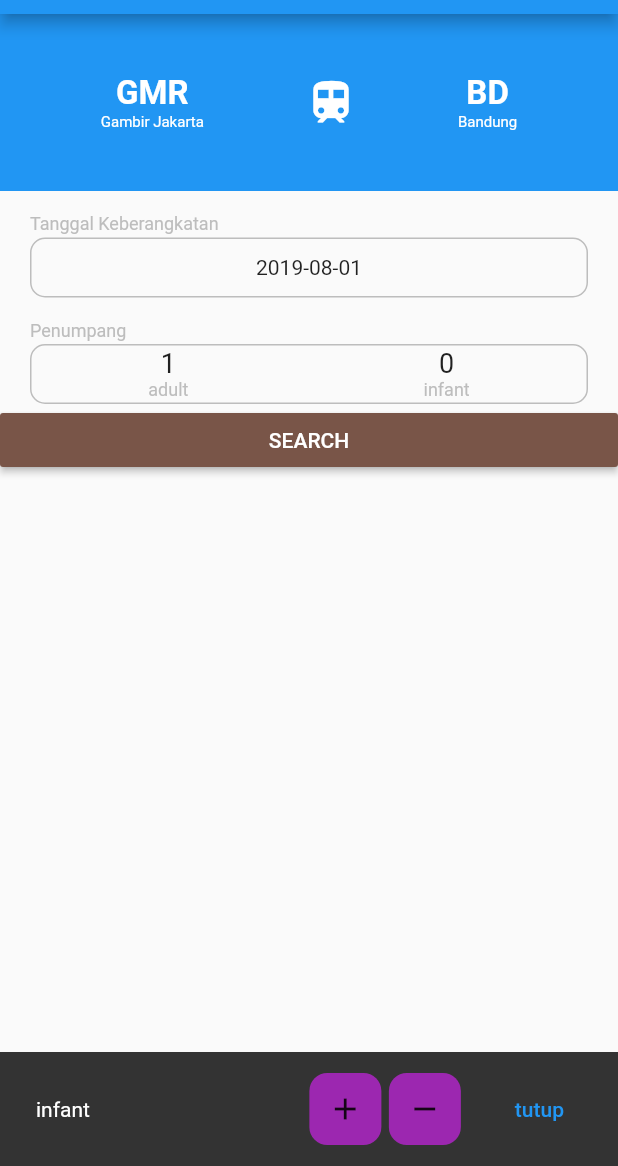
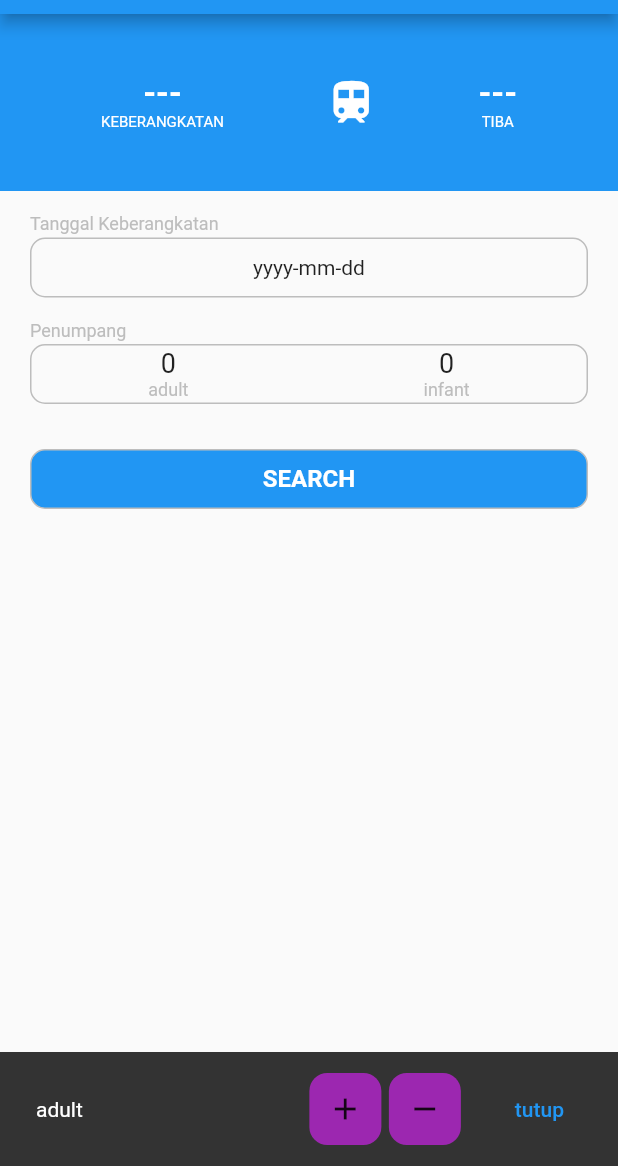
Before and after one commit to maulana20/flutter-train, a Flutter app: the TrainPage screen opened directly, after a tap on an icon or button, on a phone screen of 412 x 824 dp, the part 70-1236 px from its top. Run offline on Flutter 3.47's test engine with Material 2 defaults, Android fonts, the phone set to English and light mode, and no system bars; our stand-ins replace rxdart; accounts and stored records are empty.

```diff
--- a/lib/screen/train/bloc/search_bloc.dart
+++ b/lib/screen/train/bloc/search_bloc.dart
@@ -4,13 +4,16 @@ import 'package:rxdart/rxdart.dart';
 import 'package:intl/intl.dart';
 import 'package:meta/meta.dart';
 
+import '../../../model/station.dart';
+
 class SearchBloc {
-	final StreamController _searchSubject = StreamController<Search>();
+	final BehaviorSubject _searchSubject = BehaviorSubject<Search>(seedValue: Search());
 
-	Stream<Search> get searchStream => _searchSubject.stream;
+	Stream<Search> get searchStream => _searchSubject.controller.stream;
 
-	void updateWith({ String from_code }) {
-		_searchSubject.add(Search(from_code: from_code));
+	void updateWith({ Station departure, Station arrival, String date, int adult, int infant }) {
+		Search value = _searchSubject.value.copyWith(departure: departure, arrival: arrival, date: date, adult: adult, infant: infant);
+		_searchSubject.add(value);
 	}
 
 	void dispose() {
@@ -19,12 +22,20 @@ class SearchBloc {
 }
 
 class Search {
-	final String from_code;
+	final Station departure;
+	final Station arrival;
+	final String date;
+	final int adult;
+	final int infant;
 
-	Search({ this.from_code });
-	Search copyWith({ String from_code }) {
+	Search({ this.departure, this.arrival, this.date, this.adult, this.infant });
+	Search copyWith({ Station departure, Station arrival, String date, int adult, int infant }) {
 		return Search(
-			from_code: from_code ?? this.from_code,
+			departure: departure ?? this.departure,
+			arrival: arrival ?? this.arrival,
+			date: date ?? this.date,
+			adult: adult ?? this.adult,
+			infant: infant ?? this.infant,
 		);
 	}
 }
--- a/lib/screen/train/train_page.dart
+++ b/lib/screen/train/train_page.dart
@@ -40,17 +40,33 @@ class _TrainPageState extends State<TrainPage> {
 						children: [
 							Route(stationLookup: stationLookup, searchBloc: searchBloc),
 							SizedBox(height: 15.0),
-							BoxDecorationDate(),
+							BoxDecorationDate(searchBloc: searchBloc),
 							SizedBox(height: 15.0),
-							BoxDecorationPassenger(),
-							RaisedButton(
-								child: Text("SEARCH", style: TextStyle(color: Colors.white)),
-								color: Colors.brown,
-								onPressed: () => print(snapshot.data.from_code),
-							),
+							BoxDecorationPassenger(searchBloc: searchBloc),
+							SizedBox(height: 30.0),
+							BoxDecorationButton(snapshot.data),
 						],
 					);
 				},
+			),
+		);
+	}
+
+	Widget BoxDecorationButton(Search search) {
+		return InkWell(
+			onTap: () { print('${search.departure.station_code} ${search.arrival.station_code} ${search.date} ${search.adult} ${search.infant}'); },
+			child: Container(
+				padding: EdgeInsets.only(left: 20.0, right: 20.0),
+				child: Container(
+					alignment: Alignment.center,
+					constraints: BoxConstraints(minWidth: 400.0, minHeight: 40.0),
+					decoration: BoxDecoration(
+						color: Colors.blue[500],
+						border: Border.all(color: Colors.grey[400], width: 1.0),
+						borderRadius: BorderRadius.circular(10.0),
+					),
+					child: Text('SEARCH', style: TextStyle(fontWeight: FontWeight.bold, fontSize: 16.0, color: Colors.white)),
+				),
 			),
 		);
 	}
@@ -87,7 +103,7 @@ class _RouteState extends State<Route> {
 		setState(() => departure = station);
 
 		print(departure);
-		searchBloc.updateWith(from_code: station.station_code);
+		searchBloc.updateWith(departure: station);
 	}
 
 	void _selectArrival(BuildContext context) async {
@@ -95,7 +111,7 @@ class _RouteState extends State<Route> {
 		setState(() => arrival = station);
 
 		print(arrival);
-		searchBloc.updateWith(from_code: station.station_code);
+		searchBloc.updateWith(arrival: station);
 	}
 
 	@override
@@ -108,9 +124,9 @@ class _RouteState extends State<Route> {
 				mainAxisAlignment: MainAxisAlignment.spaceEvenly,
 				// crossAxisAlignment: CrossAxisAlignment.center,
 				children: [
-					StationWidget(code: 'GMR', name: 'Gambir Jakarta', onPressed: () => _selectDepart(context), station: departure),
+					StationWidget(title: 'KEBERANGKATAN', station: departure, onPressed: () => _selectDepart(context)),
 					Icon(Icons.train, color: Colors.white, size: 35.0),
-					StationWidget(code: 'BD', name: 'Bandung', onPressed: () => _selectArrival(context), station: arrival),
+					StationWidget(title: 'TIBA', station: arrival, onPressed: () => _selectArrival(context)),
 				],
 			),
 		);
@@ -118,12 +134,11 @@ class _RouteState extends State<Route> {
 }
 
 class StationWidget extends StatelessWidget {
-	StationWidget({ this.code, this.name, this.onPressed, this.station });
+	StationWidget({ this.title, this.station, this.onPressed });
 
-	final String code;
-	final String name;
+	final String title;
+	final Station station;
 	final VoidCallback onPressed;
-	final Station station;
 
 	@override
 	Widget build(BuildContext context) {
@@ -131,8 +146,8 @@ class StationWidget extends StatelessWidget {
 			onTap: onPressed,
 			child: Column(
 				children: [
-					Text(station != null ? station.station_code : code, style: TextStyle(fontSize: 22.0, fontWeight: FontWeight.bold, color: Colors.white)),
-					Text(station != null ? station.station_name : name, style: TextStyle(fontSize: 10.0, color: Colors.white))
+					Text(station != null ? station.station_code : '---', style: TextStyle(fontSize: 22.0, fontWeight: FontWeight.bold, color: Colors.white)),
+					Text(station != null ? station.station_name : title, style: TextStyle(fontSize: 10.0, color: Colors.white))
 				]
 			),
 		);
@@ -141,12 +156,20 @@ class StationWidget extends StatelessWidget {
 
 
 class BoxDecorationDate extends StatefulWidget {
+	BoxDecorationDate({ this.searchBloc });
+
+	final SearchBloc searchBloc;
+
 	@override
-	_BoxDecorationDateState createState() => _BoxDecorationDateState();
+	_BoxDecorationDateState createState() => _BoxDecorationDateState(searchBloc: searchBloc);
 }
 
 class _BoxDecorationDateState extends State<BoxDecorationDate> {
-	String date = DateFormat("yyyy-MM-dd").format(DateTime.now());
+	_BoxDecorationDateState({ this.searchBloc });
+
+	final SearchBloc searchBloc;
+	String date = "yyyy-mm-dd";
+	// String date = DateFormat("yyyy-MM-dd").format(DateTime.now());
 
 	Future selectDate() async {
 		DateTime picked = await showDatePicker(
@@ -159,6 +182,7 @@ class _BoxDecorationDateState extends State<BoxDecorationDate> {
 			setState(() {
 				date = DateFormat('yyyy-MM-dd').format(picked);
 				print('Selected date: ' + date);
+				searchBloc.updateWith(date: date);
 			});
 		}
 	}
@@ -190,12 +214,19 @@ class _BoxDecorationDateState extends State<BoxDecorationDate> {
 }
 
 class BoxDecorationPassenger extends StatefulWidget {
+	BoxDecorationPassenger({ this.searchBloc });
+
+	final SearchBloc searchBloc;
+
 	@override
-	_BoxDecorationPassengerState createState() => _BoxDecorationPassengerState();
+	_BoxDecorationPassengerState createState() => _BoxDecorationPassengerState(searchBloc: searchBloc);
 }
 
 class _BoxDecorationPassengerState extends State<BoxDecorationPassenger> {
-	int adult = 1;
+	_BoxDecorationPassengerState({ this.searchBloc });
+
+	final SearchBloc searchBloc;
+	int adult = 0;
 	int infant = 0;
 
 	@override
@@ -252,8 +283,8 @@ class _BoxDecorationPassengerState extends State<BoxDecorationPassenger> {
 							child: IconButton(
 								icon: new Icon(Icons.add),
 								onPressed: () {
-									if (type == 'adult') setState(() { adult < 4 ? adult++ : Container(); });
-									if (type == 'infant') setState(() { infant < 4 ? infant++ : Container(); });
+									if (type == 'adult') setState(() { if (adult < 4) { adult++; searchBloc.updateWith(adult: adult); } else { Container(); } });
+									if (type == 'infant') setState(() { if (infant < 4) { infant++; searchBloc.updateWith(infant: infant); } else { Container(); } });
 								}
 							),
 						),
@@ -266,8 +297,8 @@ class _BoxDecorationPassengerState extends State<BoxDecorationPassenger> {
 							child: IconButton(
 								icon: new Icon(Icons.remove),
 								onPressed: () {
-									if (type == 'adult') setState(() { adult > 0 ? adult-- : Container(); });
-									if (type == 'infant') setState(() { infant > 0 ? infant-- : Container(); });
+									if (type == 'adult') setState(() { if (adult > 0) { adult--; searchBloc.updateWith(adult: adult); } else { Container(); } });
+									if (type == 'infant') setState(() { if (infant > 0) { infant--; searchBloc.updateWith(infant: infant); } else { Container(); } });
 								}
 							),
 						),
--- a/pubspec.yaml
+++ b/pubspec.yaml
@@ -19,6 +19,7 @@ environment:
 dependencies:
   flutter:
     sdk: flutter
+  http: any
   intl: ^0.15.8
   rxdart: 0.18.1
   provider: 1.4.0
```
Also changed, not shown: lib/api/session.dart (added, +44 -0 lines), lib/model/isonlogin.dart (added, +15 -0 lines), lib/model/schedule.dart (added, +17 -0 lines), lib/versatech_api.dart (+59 -1 lines), pubspec.lock.
